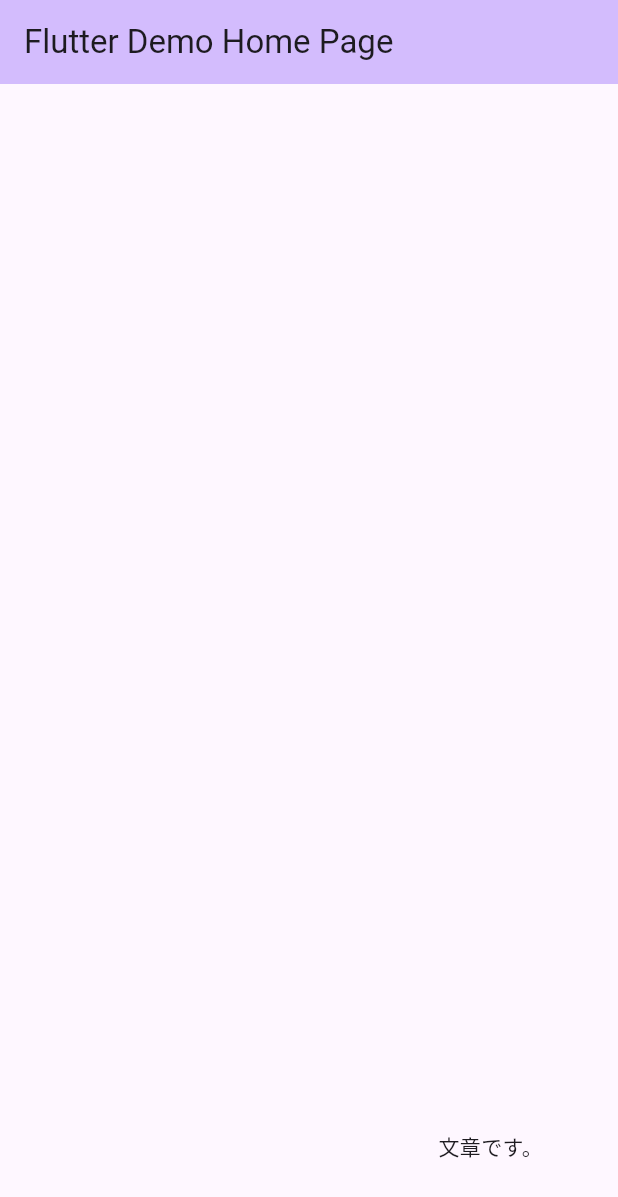
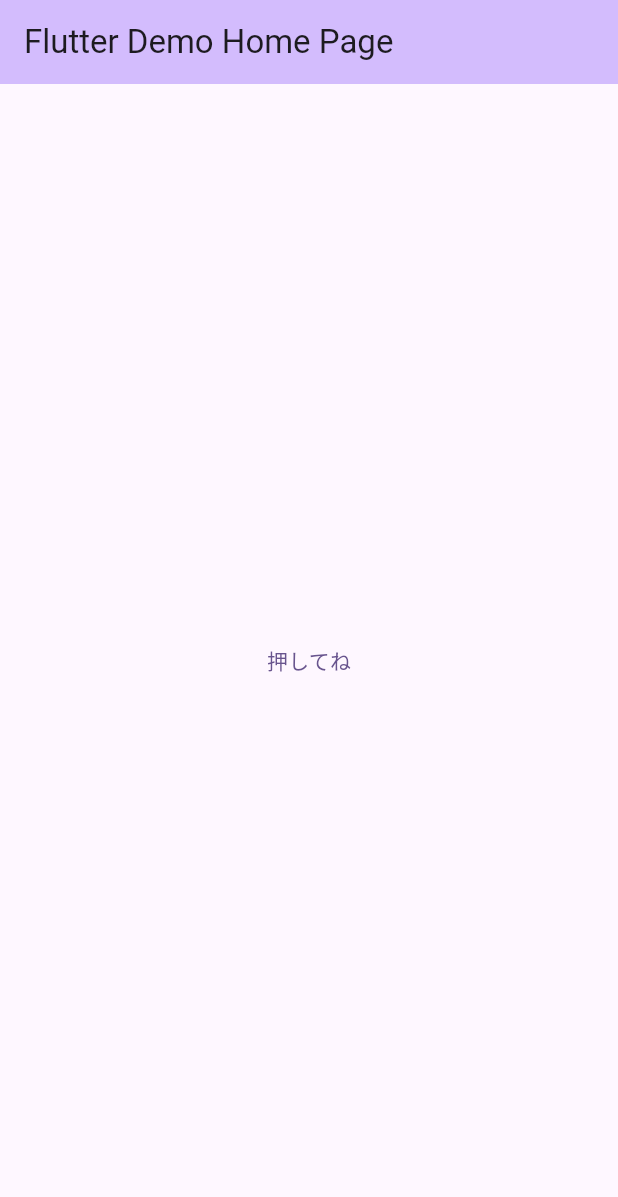
Before and after one commit to Hira0523/chapter03_beginner, a Flutter app: the screen it shows after launch, on a phone screen of 412 x 824 dp. Shown: the top 1197 px of the screen. Run offline on Flutter 3.47's test engine with Material 3 defaults, Android fonts, the phone set to English and light mode, and no system bars.

Commit message:
TextButtonウィジェット実装

```diff
--- a/lib/main.dart
+++ b/lib/main.dart
@@ -38,13 +38,13 @@ class _MyHomePageState extends State<MyHomePage> {
         backgroundColor: Theme.of(context).colorScheme.inversePrimary,
         title: Text(widget.title),
       ),
-      body: const Padding(
-        padding: EdgeInsets.all(50.0),
-        child: Align(
-          alignment: Alignment.bottomRight,
-          child: Text('文章です。'),
-        ),
-      ),
+      body: Center(
+          child: TextButton(
+              onPressed: () {
+                // ここに押した時の処理を書きます。
+                print('押しました！');
+              },
+              child: const Text('押してね'))),
     );
   }
 }
```
